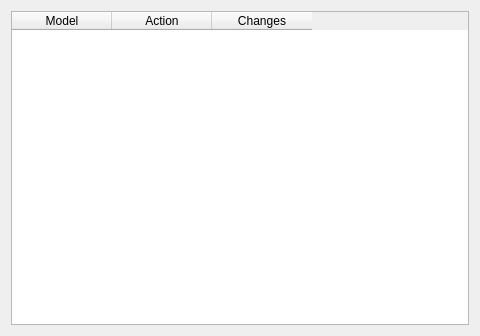
This is server/gui/logswidget.ui in EPecherkin/diplom as Qt 5 draws it before an edit. The edited form follows.
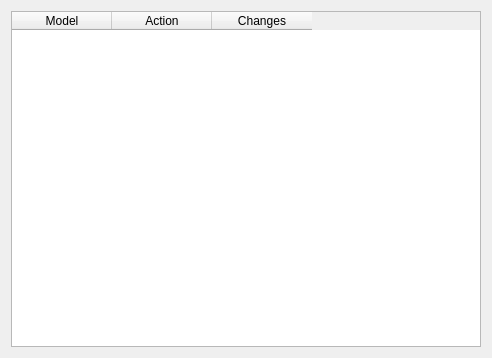
This is the edited form.

Patch:
```diff
--- a/server/gui/logswidget.ui
+++ b/server/gui/logswidget.ui
@@ -6,8 +6,8 @@
    <rect>
     <x>0</x>
     <y>0</y>
-    <width>480</width>
-    <height>336</height>
+    <width>492</width>
+    <height>358</height>
    </rect>
   </property>
   <property name="windowTitle">
```
